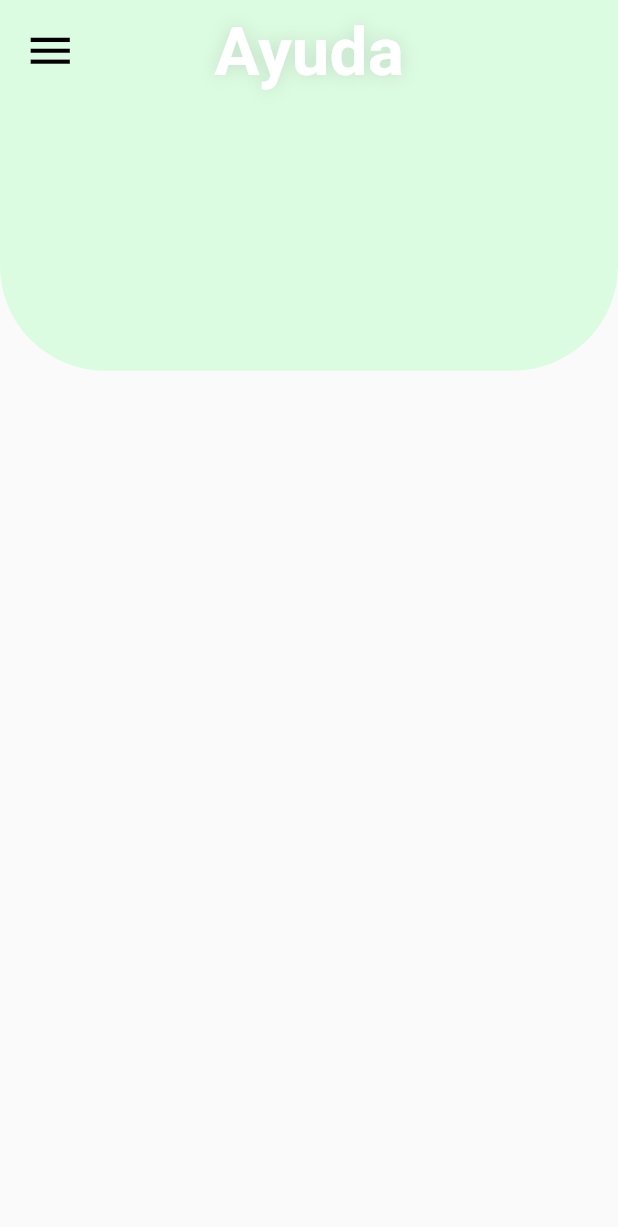
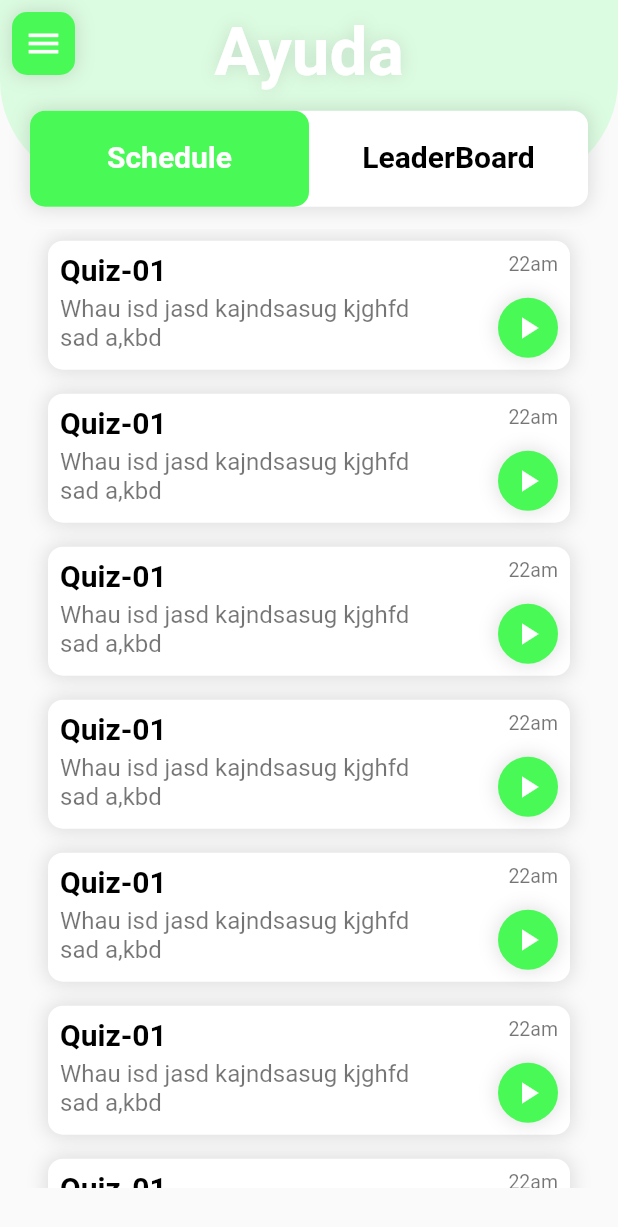
Before and after one commit to d2207-sahu/ayuda, a Flutter app: the screen it shows after launch, on a phone screen of 412 x 824 dp. Shown: the top 1227 px of the screen. Run offline on Flutter 3.47's test engine with Material 2 defaults, Android fonts, the phone set to English and light mode, and no system bars.

Commit message:
div commit 05

```diff
--- a/lib/main.dart
+++ b/lib/main.dart
@@ -1,9 +1,8 @@
+import 'package:ayuda/Utils/Colors.dart';
 import 'screens/home_screen.dart';
-import 'screens/login_screen.dart';
 import 'package:flutter/material.dart';
 import 'package:provider/provider.dart';
 import 'VIewModel/questions_provider.dart';
-import 'screens/quiz_screen.dart';
 
 void main() {
   runApp(MyApp());
@@ -19,7 +18,9 @@ class MyApp extends StatelessWidget {
         title: 'Ayuda',
         debugShowCheckedModeBanner: false,
         theme: ThemeData(
-          primarySwatch: Colors.blue,
+          highlightColor: contrastColor,
+          primaryColor: contrastColor,
+          accentColor: lightColor,
         ),
 
         ///  Placing Different Screen to make the UI for Now.
--- /dev/null
+++ b/lib/screens/CommonWidgets/LeaderBoardTile.dart
@@ -0,0 +1,69 @@
+import 'package:ayuda/Utils/Colors.dart';
+import 'package:ayuda/Utils/TextStyles.dart';
+import 'RoundedBox.dart';
+import 'package:flutter/material.dart';
+
+//TODO: make Model Class According to Need
+class LeaderBoardTile extends StatelessWidget {
+  @override
+  Widget build(BuildContext context) {
+    return RoundedBox(
+        margin: const EdgeInsets.symmetric(vertical: 8, horizontal: 32),
+        padding: const EdgeInsets.all(8),
+        child: Row(
+          mainAxisAlignment: MainAxisAlignment.spaceBetween,
+          crossAxisAlignment: CrossAxisAlignment.start,
+          children: [
+            Flexible(
+              flex: 8,
+              child: Column(
+                mainAxisAlignment: MainAxisAlignment.start,
+                crossAxisAlignment: CrossAxisAlignment.start,
+                children: [
+                  Text(
+                    'Quiz-01',
+                    overflow: TextOverflow.ellipsis,
+                    style: heading,
+                  ),
+                  SizedBox(
+                    height: 5,
+                  ),
+                  Text(
+                    'Whau isd jasd kajndsasug kjghfd sad a,kbd',
+                    style: subNormal,
+                    overflow: TextOverflow.ellipsis,
+                    maxLines: 2,
+                  ),
+                ],
+              ),
+            ),
+            Flexible(
+              flex: 5,
+              child: Column(
+                mainAxisAlignment: MainAxisAlignment.spaceBetween,
+                crossAxisAlignment: CrossAxisAlignment.end,
+                children: [
+                  Text(
+                    '22 / 30',
+                    style: subNormal.copyWith(fontSize: 13),
+                  ),
+                  SizedBox(
+                    height: 15,
+                  ),
+                  RaisedButton(
+                    color: contrastColor,
+                    onPressed: () {
+                      // navigate to LeaderBoard Details Page
+                    },
+                    child: Text(
+                      'View Detail',
+                      style: normal.copyWith(color: Colors.white),
+                    ),
+                  ),
+                ],
+              ),
+            ),
+          ],
+        ));
+  }
+}
--- a/lib/screens/CommonWidgets/RoundedBox.dart
+++ b/lib/screens/CommonWidgets/RoundedBox.dart
@@ -8,9 +8,13 @@ class RoundedBox extends StatelessWidget {
   final EdgeInsetsGeometry padding;
   final EdgeInsetsGeometry margin;
   final VoidCallback onTap;
+  final Color color;
+  final BoxShape shape;
 
   RoundedBox({
     @required this.child,
+    this.color,
+    this.shape,
     this.padding,
     this.margin,
     this.onTap,
@@ -24,10 +28,13 @@ class RoundedBox extends StatelessWidget {
         padding: padding,
         margin: margin,
         decoration: BoxDecoration(
-          color: mainColor,
-          borderRadius: BorderRadius.all(
-            Radius.circular(10),
-          ),
+          color: color ?? mainColor,
+          shape: shape ?? BoxShape.rectangle,
+          borderRadius: shape != null
+              ? null
+              : BorderRadius.all(
+                  Radius.circular(10),
+                ),
           boxShadow: [
             BoxShadow(
               color: shadowColor,
--- /dev/null
+++ b/lib/screens/CommonWidgets/ScheduleTile.dart
@@ -0,0 +1,73 @@
+import 'package:ayuda/Utils/Colors.dart';
+import 'package:ayuda/Utils/TextStyles.dart';
+import 'package:flutter/material.dart';
+
+import 'RoundedBox.dart';
+
+//TODO: make Model Class According to Need
+
+class ScheduleTile extends StatelessWidget {
+  bool _disabled = false;
+
+  @override
+  Widget build(BuildContext context) {
+    return RoundedBox(
+        margin: const EdgeInsets.symmetric(vertical: 8, horizontal: 32),
+        padding: const EdgeInsets.all(8),
+        child: Row(
+          mainAxisAlignment: MainAxisAlignment.spaceBetween,
+          crossAxisAlignment: CrossAxisAlignment.start,
+          children: [
+            Flexible(
+              flex: 8,
+              child: Column(
+                mainAxisAlignment: MainAxisAlignment.start,
+                crossAxisAlignment: CrossAxisAlignment.start,
+                children: [
+                  Text(
+                    'Quiz-01',
+                    overflow: TextOverflow.ellipsis,
+                    style: heading,
+                  ),
+                  SizedBox(
+                    height: 5,
+                  ),
+                  Text(
+                    'Whau isd jasd kajndsasug kjghfd sad a,kbd',
+                    style: subNormal,
+                    overflow: TextOverflow.ellipsis,
+                    maxLines: 2,
+                  ),
+                ],
+              ),
+            ),
+            Flexible(
+              flex: 3,
+              child: Column(
+                mainAxisAlignment: MainAxisAlignment.spaceBetween,
+                crossAxisAlignment: CrossAxisAlignment.end,
+                children: [
+                  Text(
+                    '22am',
+                    style: subNormal.copyWith(fontSize: 13),
+                  ),
+                  SizedBox(
+                    height: 15,
+                  ),
+                  RoundedBox(
+                    color: _disabled ? shadowColor : contrastColor,
+                    padding: const EdgeInsets.all(8),
+                    shape: BoxShape.circle,
+                    child: Icon(
+                      Icons.play_arrow,
+                      color: Colors.white,
+                    ),
+                    onTap: () {},
+                  )
+                ],
+              ),
+            ),
+          ],
+        ));
+  }
+}
--- a/lib/screens/CommonWidgets/tempraryLogo.dart
+++ b/lib/screens/CommonWidgets/tempraryLogo.dart
@@ -3,13 +3,17 @@ import 'package:ayuda/Utils/TextStyles.dart';
 import 'package:flutter/material.dart';
 
 class TempraryLogo extends StatelessWidget {
+  final double top, right, left, bottom;
+
+  TempraryLogo({this.top, this.right, this.left, this.bottom});
+
   @override
   Widget build(BuildContext context) {
     return Positioned(
-      top: 0,
-      bottom: 0,
-      right: 0,
-      left: 0,
+      top: top ?? 0,
+      right: right ?? 0,
+      left: left ?? 0,
+      bottom: bottom ?? null,
       child: Center(
         child: Text(
           'Ayuda',
--- a/lib/screens/home_screen.dart
+++ b/lib/screens/home_screen.dart
@@ -1,8 +1,12 @@
 import 'package:ayuda/Utils/Colors.dart';
-import 'package:ayuda/screens/CommonWidgets/BackgroundDesign.dart';
-import 'package:ayuda/screens/CommonWidgets/CustomAppBar.dart';
+import 'package:ayuda/Utils/TextStyles.dart';
+import 'CommonWidgets/BackgroundDesign.dart';
+import 'CommonWidgets/RoundedBox.dart';
+import 'package:flutter/cupertino.dart';
 import 'package:flutter/material.dart';
 
+import 'CommonWidgets/LeaderBoardTile.dart';
+import 'CommonWidgets/ScheduleTile.dart';
 import 'CommonWidgets/tempraryLogo.dart';
 
 class HomeScreen extends StatefulWidget {
@@ -14,45 +18,120 @@ class _HomeScreenState extends State<HomeScreen> {
   @override
   Widget build(BuildContext context) {
     return Scaffold(
-      body: SafeArea(
+      body: DefaultTabController(
+        initialIndex: 0,
+        length: 2,
+        child: SafeArea(
           child: Stack(
             children: [
               BackgroundDesign(
-              heightFraction: 0.3,
+                heightFraction: 0.15,
               ),
+
+              /// Drawer
               Positioned(
                 top: 8,
                 left: 8,
-              child: Material(
-                elevation: 1,
-                shadowColor: Colors.transparent,
-                color: Colors.transparent,
-                child: Center(
-                  child: IconButton(
-                    splashColor: Colors.pink,
-                    icon: Icon(
+                child: InkWell(
+                  splashColor: contrastColor,
+                  onTap: () {
+                    //  TODO: OpenDrawer
+                  },
+                  child: RoundedBox(
+                    color: contrastColor,
+                    padding: const EdgeInsets.all(8),
+                    child: Icon(
                       Icons.menu,
-                      size: 35,
-                      color: darkColor,
-                    ),
-                    onPressed: () {
-                      //TODO: openDrawer
-                    },
+                      size: 26,
+                      color: mainColor,
                     ),
                   ),
                 ),
               ),
-            Positioned(
+
+              /// Logo
+              TempraryLogo(
                 top: 8,
                 left: 8,
                 right: 8,
-              child: Center(
-                child: TempraryLogo(),
+              ),
+
+              /// TabBar
+              Positioned(
+                top: MediaQuery.of(context).size.height * 0.075,
+                right: 0,
+                left: 0,
+                child: RoundedBox(
+                  margin: EdgeInsets.symmetric(vertical: 12, horizontal: 20),
+                  child: TabBar(
+                    labelPadding: EdgeInsets.all(8),
+                    labelColor: mainColor,
+                    labelStyle: heading,
+                    unselectedLabelColor: darkColor,
+                    indicator: BoxDecoration(
+                        shape: BoxShape.rectangle,
+                        color: contrastColor,
+                        borderRadius: BorderRadius.all(Radius.circular(10))),
+                    tabs: [
+                      Tab(
+                        text: 'Schedule',
+                      ),
+                      Tab(
+                        text: 'LeaderBoard',
+                      ),
+                    ],
+                  ),
+                ),
+              ),
+
+              /// TabBarView
+              Positioned(
+                top: MediaQuery.of(context).size.height * 0.185,
+                right: 0,
+                left: 0,
+                bottom: 0,
+                child: Container(
+                  height: MediaQuery.of(context).size.height * (1 - 0.175),
+                  child: TabBarView(
+                    children: [
+                      SingleChildScrollView(
+                        child: Container(
+                          height:
+                              MediaQuery.of(context).size.height * (1 - 0.175),
+                          padding: const EdgeInsets.only(bottom: 40),
+                          child: Scrollbar(
+                            child: ListView.builder(
+                              itemBuilder: (_, int) {
+                                return ScheduleTile();
+                              },
+                              itemCount: 10,
+                            ),
+                          ),
+                        ),
+                      ),
+                      SingleChildScrollView(
+                        child: Container(
+                          padding: const EdgeInsets.only(bottom: 40),
+                          height:
+                              MediaQuery.of(context).size.height * (1 - 0.175),
+                          child: Scrollbar(
+                            child: ListView.builder(
+                              itemBuilder: (_, int) {
+                                return LeaderBoardTile();
+                              },
+                              itemCount: 10,
+                            ),
+                          ),
                         ),
                       ),
                     ],
                   ),
                 ),
+              ),
+            ],
+          ),
+        ),
+      ),
     );
   }
 }
--- a/lib/screens/quiz_screen.dart
+++ b/lib/screens/quiz_screen.dart
@@ -23,7 +23,6 @@ class _QuizScreenState extends State<QuizScreen> {
       startTimer(context);
       init = false;
     }
-
     super.didChangeDependencies();
   }
 
```
Also changed, not shown: lib/screens/CommonWidgets/CustomAppBar.dart (+2 -13 lines). Lines whose indentation alone changed are shown as unchanged.
